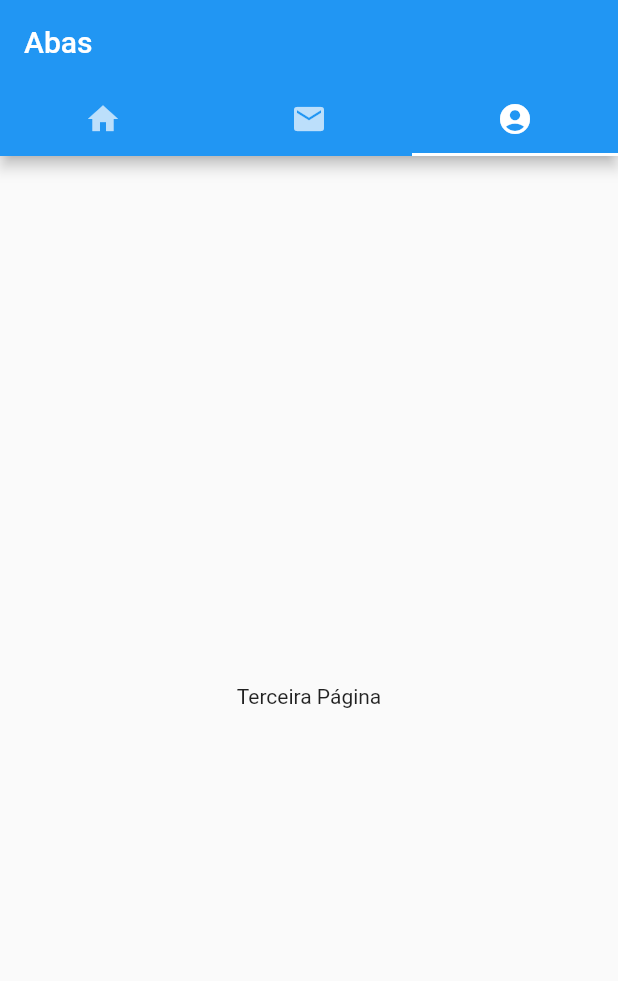
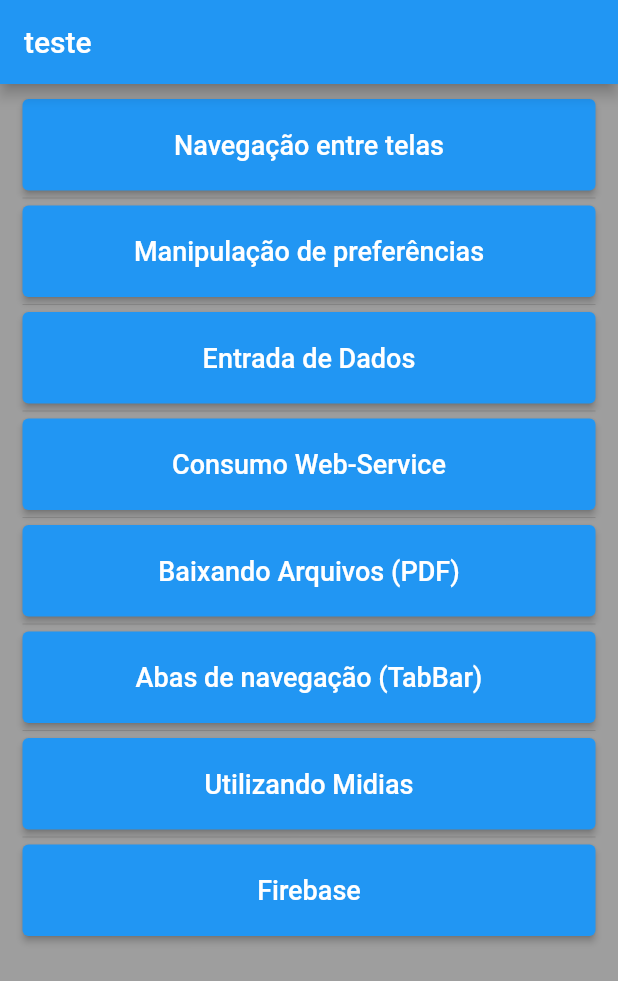
Before and after one commit to Aledsilva/curso_flutter_jamilton, a Flutter app: the screen it shows after launch, on a phone screen of 412 x 824 dp. Shown: the top 981 px of the screen. Run offline on Flutter 3.47's test engine with Material 2 defaults, Android fonts, the phone set to English and light mode, and no system bars; our stand-ins replace audioplayers, dio, open_file, shared_preferences, sqflite, video_player; accounts and stored records are empty.

Commit message:
Finalizada a aula de mídias. Estou criando um menu interativo para poder acessar os projetos pelo smartphone sem precisar ficar editando o arquivo Main, ou seja, estou criando uma Home Definitiva com opções de acesso.

```diff
--- a/lib/main.dart
+++ b/lib/main.dart
@@ -14,7 +14,10 @@ import 'package:curso_flutter_jamilton/entrada_de_dados/EntradaSwitch.dart';
 import 'package:curso_flutter_jamilton/entrada_de_dados/banco_de_dados/home_banco_de_dados.dart';
 import 'package:curso_flutter_jamilton/manipulacao_de_dados/ManipulacaoPreferencias.dart';
 import 'package:curso_flutter_jamilton/navegacao/TelaUm.dart';
+import 'package:curso_flutter_jamilton/screens/HomePrincipal.dart';
+import 'package:curso_flutter_jamilton/utilizando_midias/MidiasMenuScreen.dart';
 import 'package:curso_flutter_jamilton/utilizando_midias/executando_sons/SonsHomeScreen.dart';
+import 'package:curso_flutter_jamilton/utilizando_midias/executando_videos/VideosHomeScreen.dart';
 import 'package:flutter/material.dart';
 
 import 'entrada_de_dados/CampoTexto.dart';
@@ -24,7 +27,7 @@ import 'entrada_de_dados/CampoTexto.dart';
 void main(){
   runApp(
     const MaterialApp(
-      home: AbasANDTabBar(),
+      home: HomePrincipal(),
     )
   );
 }
--- a/lib/navegacao/TelaUm.dart
+++ b/lib/navegacao/TelaUm.dart
@@ -16,7 +16,7 @@ class _TelaUmState extends State<TelaUm> {
   Widget build(BuildContext context) {
     return Scaffold(
       appBar: AppBar(
-        title: Text("Tela Um"),
+        title: const Text("Tela Um"),
       ),
       body: Container(
         child: Padding(
@@ -36,7 +36,7 @@ class _TelaUmState extends State<TelaUm> {
                   style: ElevatedButton.styleFrom(
                     primary: Colors.amberAccent
                   ),
-                  child: Text("Ir para a Tela Dois")
+                  child: const Text("Ir para a Tela Dois")
               ),
 
             ],
--- /dev/null
+++ b/lib/screens/HomePrincipal.dart
@@ -0,0 +1,107 @@
+import 'package:flutter/material.dart';
+
+class HomePrincipal extends StatefulWidget {
+  const HomePrincipal({Key? key}) : super(key: key);
+
+  @override
+  State<HomePrincipal> createState() => _HomePrincipalState();
+}
+
+class _HomePrincipalState extends State<HomePrincipal> {
+
+  @override
+  Widget build(BuildContext context) {
+    return Scaffold(
+      backgroundColor: Colors.grey,
+      appBar: AppBar(
+        title: const Text("teste"),
+      ),
+      body: SingleChildScrollView(
+        child: Padding(
+          padding: const EdgeInsets.fromLTRB(15, 10, 15, 10),
+          child: Column(
+            crossAxisAlignment: CrossAxisAlignment.stretch,
+            children: [
+              ElevatedButton(
+                  style: ElevatedButton.styleFrom(
+                      primary: Colors.blue, padding: const EdgeInsets.all(20)),
+                  onPressed: () {},
+                  child: const Text("Navegação entre telas",
+                    style: TextStyle(
+                        fontSize: 18
+                    ),)),
+              const Divider(height: 10),
+              ElevatedButton(
+                  style: ElevatedButton.styleFrom(
+                      primary: Colors.blue, padding: const EdgeInsets.all(20)),
+                  onPressed: () {},
+                  child: const Text("Manipulação de preferências",
+                    style: TextStyle(
+                        fontSize: 18
+                    ),)),
+              const Divider(height: 10),
+              ElevatedButton(
+                  style: ElevatedButton.styleFrom(
+                      primary: Colors.blue, padding: const EdgeInsets.all(20)),
+                  onPressed: () {},
+                  child: const Text("Entrada de Dados",
+                    style: TextStyle(
+                        fontSize: 18
+                    ),)
+                  //aqui vamos ir pra outra tela com opções
+                  ),
+              const Divider(height: 10),
+              ElevatedButton(
+                  style: ElevatedButton.styleFrom(
+                      primary: Colors.blue, padding: const EdgeInsets.all(20)),
+                  onPressed: () {},
+                  child: const Text("Consumo Web-Service",
+                    style: TextStyle(
+                        fontSize: 18
+                    ),)),
+              const Divider(height: 10),
+              ElevatedButton(
+                  style: ElevatedButton.styleFrom(
+                      primary: Colors.blue, padding: const EdgeInsets.all(20)),
+                  onPressed: () {},
+                  child: const Text("Baixando Arquivos (PDF)",
+                    style: TextStyle(
+                        fontSize: 18
+                    ),)),
+              const Divider(height: 10),
+              ElevatedButton(
+                  style: ElevatedButton.styleFrom(
+                      primary: Colors.blue, padding: const EdgeInsets.all(20)),
+                  onPressed: () {},
+                  child: const Text("Abas de navegação (TabBar)",
+                    style: TextStyle(
+                        fontSize: 18
+                    ),)),
+              const Divider(height: 10),
+              ElevatedButton(
+                  style: ElevatedButton.styleFrom(
+                      primary: Colors.blue, padding: const EdgeInsets.all(20)),
+                  onPressed: () {},
+                  child: const Text("Utilizando Midias",
+                  style: TextStyle(
+                    fontSize: 18
+                  ),
+                  )
+                  //aqui vai pra uma tela pra escolher entre audio e video
+                  ),
+              const Divider(height: 10),
+              ElevatedButton(
+                  style: ElevatedButton.styleFrom(
+                      primary: Colors.blue, padding: const EdgeInsets.all(20)),
+                  onPressed: () {},
+                  child: const Text("Firebase",
+                    style: TextStyle(
+                        fontSize: 18
+                    ),)),
+            ],
+          ),
+        ),
+      ),
+    );
+  }
+}
--- a/pubspec.yaml
+++ b/pubspec.yaml
@@ -47,6 +47,7 @@ dependencies:
   dio: any
   file_picker: ^4.1.3
   audioplayers: ^0.12.0
+  video_player: ^2.1.1
 
 dev_dependencies:
   flutter_test:
@@ -78,6 +79,7 @@ flutter:
   assets:
     - assets/audios/
     - assets/imagens/
+    - assets/videos/
 
   # An image asset can refer to one or more resolution-specific "variants", see
   # https://flutter.dev/assets-and-images/#resolution-aware
```
Also changed, not shown: lib/utilizando_midias/MidiasMenuScreen.dart (added, +46 -0 lines), lib/utilizando_midias/executando_videos/VideosHomeScreen.dart (added, +65 -0 lines), pubspec.lock, 3 other files.
